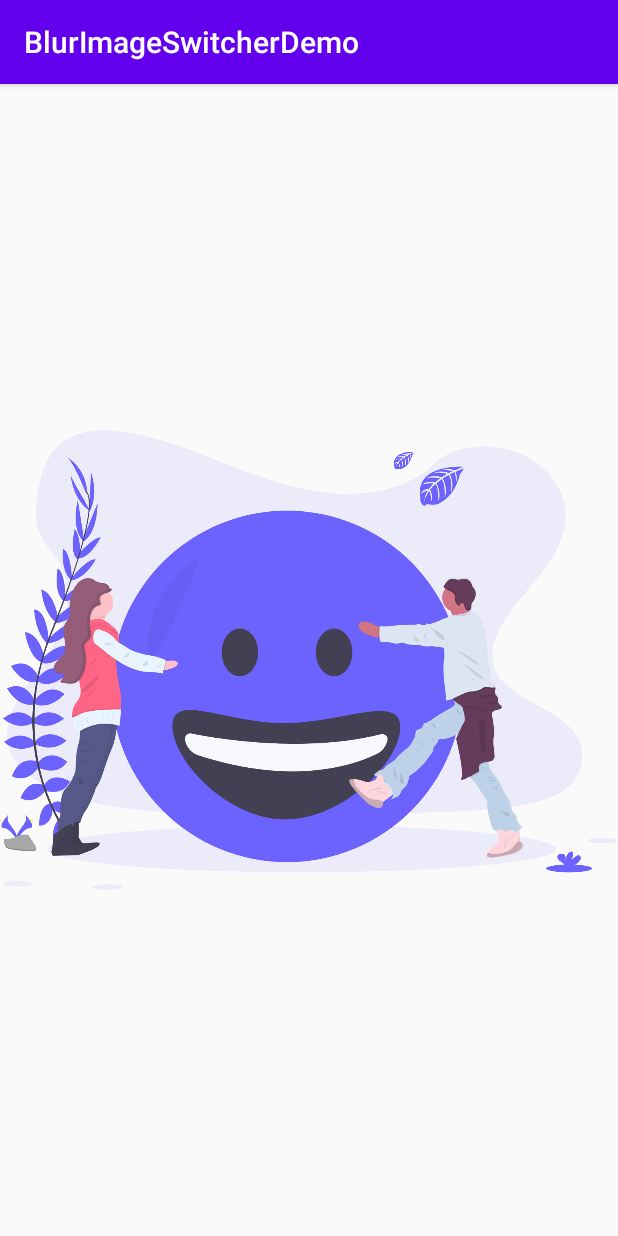
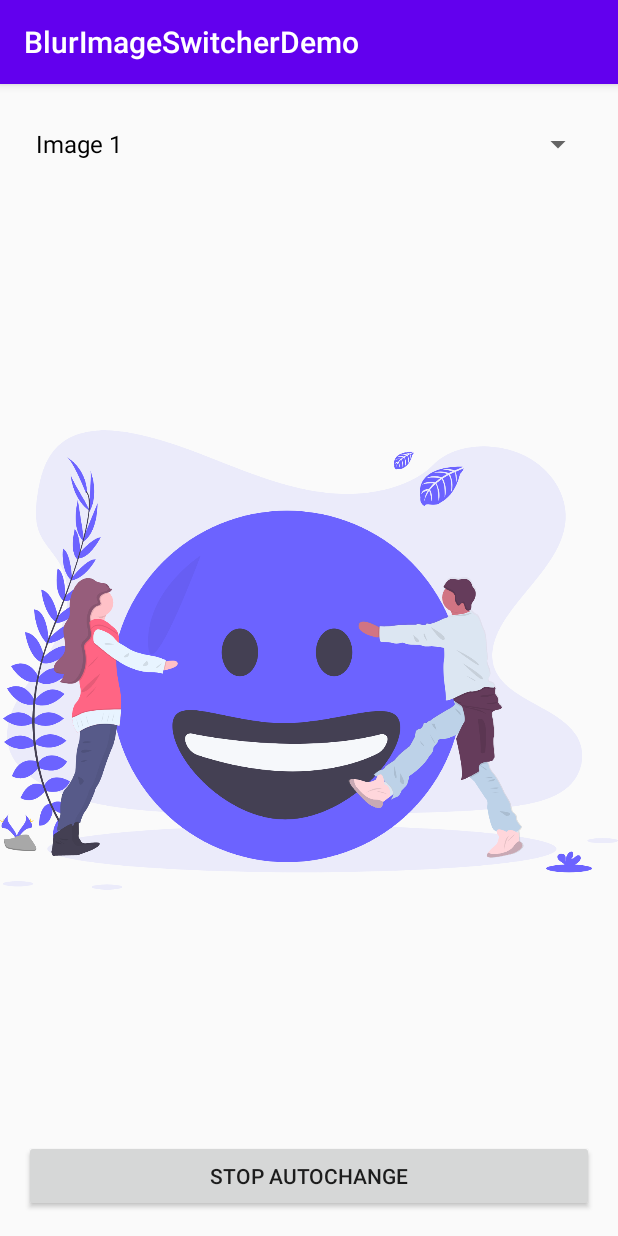
Before and after one commit to Chrisvin/BlurImageSwitcher, an Android app: the screen it shows after launch (MainActivity), on a phone screen of 412 x 824 dp. Run offline under Robolectric (Android 15) with nearby library versions, the phone set to English and light mode, and no system bars; 1 statement that could not run was skipped.

Commit message:
Add spinner for user selected images in demo app
Also add button to start/stop auto image changes

```diff
--- a/app/src/main/java/com/jem/blurimageswitcherdemo/MainActivity.kt
+++ b/app/src/main/java/com/jem/blurimageswitcherdemo/MainActivity.kt
@@ -1,6 +1,9 @@
 package com.jem.blurimageswitcherdemo
 
 import android.os.Bundle
+import android.view.View
+import android.widget.AdapterView
+import android.widget.ArrayAdapter
 import androidx.appcompat.app.AppCompatActivity
 import kotlinx.android.synthetic.main.activity_main.*
 import java.util.*
@@ -8,7 +11,9 @@ import kotlin.concurrent.scheduleAtFixedRate
 
 class MainActivity : AppCompatActivity() {
     private var imageIndex = 0
-    private lateinit var timer: Timer
+    private var timer: Timer? = null
+
+    private var isUserInteracting = false
 
     private val imageResourceList = arrayListOf(
         R.drawable.ic_undraw_black_lives_matter_rndk,
@@ -18,16 +23,45 @@ class MainActivity : AppCompatActivity() {
         R.drawable.ic_undraw_smiley_face_lmgm
     )
 
+    override fun onUserInteraction() {
+        super.onUserInteraction()
+        isUserInteracting = true
+    }
+
     override fun onCreate(savedInstanceState: Bundle?) {
         super.onCreate(savedInstanceState)
         setContentView(R.layout.activity_main)
 
-        timer = Timer()
-        timer.scheduleAtFixedRate(1000, 1500) {
-            runOnUiThread {
-//                    imageSwitcher.showNext()
-                imageSwitcher.setImageResource(imageResourceList[imageIndex])
-                imageIndex = (imageIndex + 1) % 5
+        imageSpinner.adapter = ArrayAdapter(
+            this,
+            android.R.layout.simple_spinner_dropdown_item,
+            arrayListOf("Image 1", "Image 2", "Image 3", "Image 4", "Image 5")
+        )
+        imageSpinner.onItemSelectedListener = object : AdapterView.OnItemSelectedListener {
+            override fun onNothingSelected(p0: AdapterView<*>?) {
+                // Don't care
+            }
+
+            override fun onItemSelected(
+                parent: AdapterView<*>?,
+                view: View?,
+                position: Int,
+                id: Long
+            ) {
+                if (isUserInteracting) {
+                    imageSwitcher.setImageResource(imageResourceList[position])
+                }
+            }
+        }
+
+        startAutoChange()
+        autoChangeButton.setOnClickListener {
+            if (timer == null) {
+                startAutoChange()
+                autoChangeButton.text = "Stop autochange"
+            } else {
+                stopAutoChange()
+                autoChangeButton.text = "Start autochange"
             }
         }
 
@@ -39,4 +73,20 @@ class MainActivity : AppCompatActivity() {
 //        currentImageView.animation = outBlurAnimation
 //        currentImageView.animate()
     }
+
+    private fun startAutoChange() {
+        timer = Timer()
+        timer?.scheduleAtFixedRate(1000, 1500) {
+            runOnUiThread {
+//                    imageSwitcher.showNext()
+                imageSwitcher.setImageResource(imageResourceList[imageIndex])
+                imageIndex = (imageIndex + 1) % 5
+            }
+        }
+    }
+
+    private fun stopAutoChange() {
+        timer?.cancel()
+        timer = null
+    }
 }
--- a/app/src/main/res/layout/activity_main.xml
+++ b/app/src/main/res/layout/activity_main.xml
@@ -1,14 +1,28 @@
 <?xml version="1.0" encoding="utf-8"?>
 <androidx.constraintlayout.widget.ConstraintLayout xmlns:android="http://schemas.android.com/apk/res/android"
+    xmlns:app="http://schemas.android.com/apk/res-auto"
     xmlns:tools="http://schemas.android.com/tools"
     android:layout_width="match_parent"
     android:layout_height="match_parent"
     tools:context=".MainActivity">
 
+    <Spinner
+        android:id="@+id/imageSpinner"
+        android:layout_width="0dp"
+        android:layout_height="wrap_content"
+        android:layout_margin="16dp"
+        app:layout_constraintEnd_toEndOf="parent"
+        app:layout_constraintStart_toStartOf="parent"
+        app:layout_constraintTop_toTopOf="parent" />
+
     <com.jem.blurimageswitcher.BlurImageSwitcher
         android:id="@+id/imageSwitcher"
         android:layout_width="match_parent"
-        android:layout_height="match_parent">
+        android:layout_height="match_parent"
+        app:layout_constraintBottom_toBottomOf="parent"
+        app:layout_constraintEnd_toEndOf="parent"
+        app:layout_constraintStart_toStartOf="parent"
+        app:layout_constraintTop_toTopOf="parent">
 
         <ImageView
             android:layout_width="match_parent"
@@ -22,4 +36,14 @@
 
     </com.jem.blurimageswitcher.BlurImageSwitcher>
 
+    <Button
+        android:id="@+id/autoChangeButton"
+        android:layout_width="0dp"
+        android:layout_height="wrap_content"
+        android:layout_margin="16dp"
+        android:text="Stop autochange"
+        app:layout_constraintBottom_toBottomOf="parent"
+        app:layout_constraintEnd_toEndOf="parent"
+        app:layout_constraintStart_toStartOf="parent" />
+
 </androidx.constraintlayout.widget.ConstraintLayout>
```
